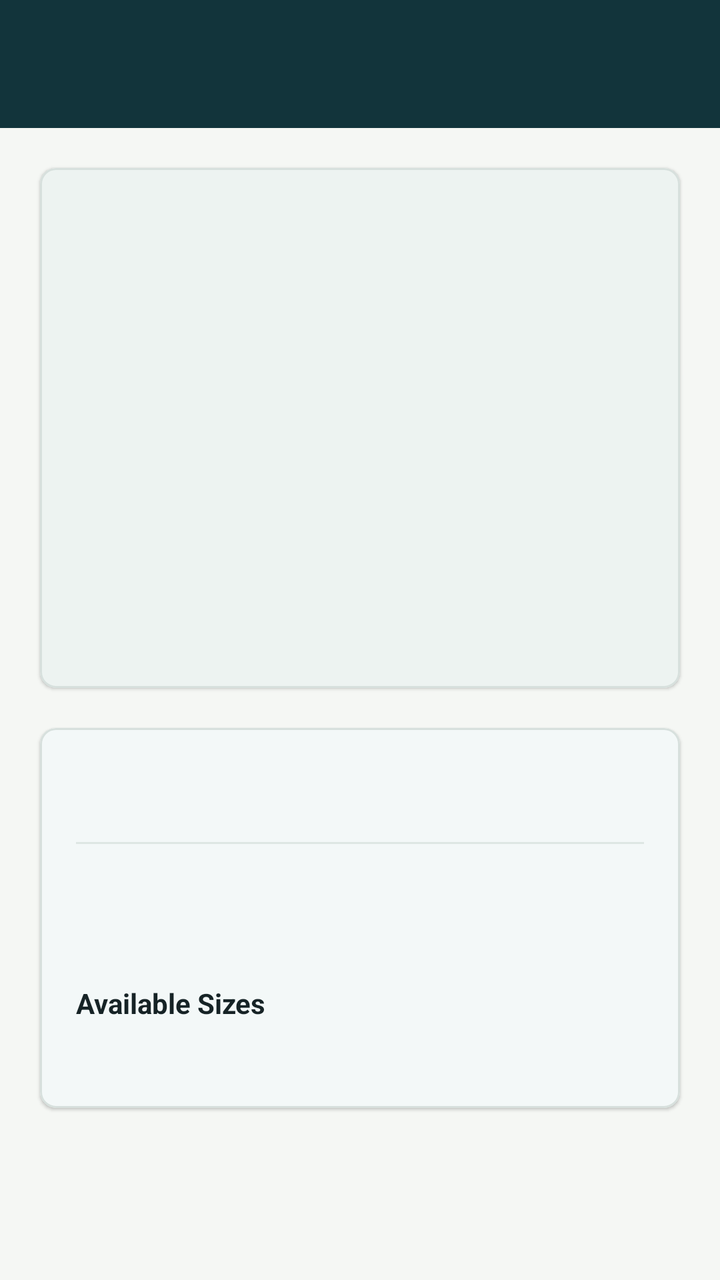
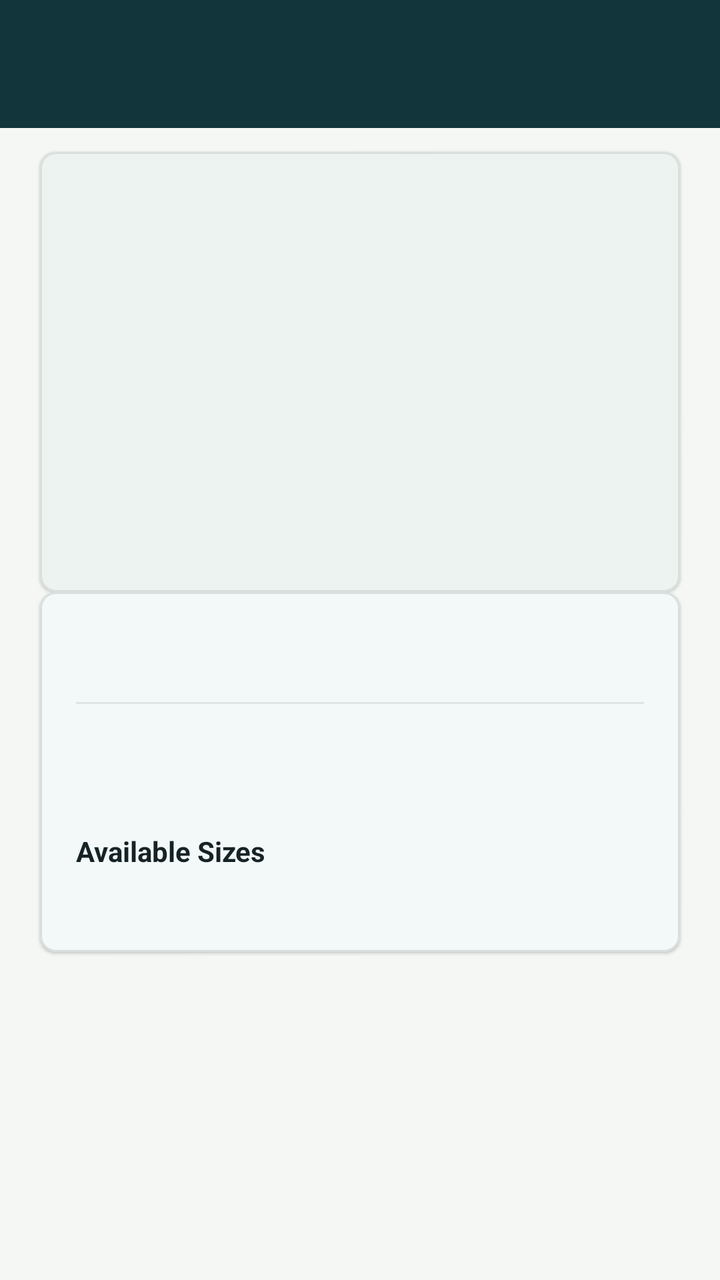

Compare the two renders of this Android layout. The source of the first and the diff that turns it into the second are given below.
<!-- AndroidManifest.xml: application theme Theme.SmartFitApp -->
<!-- res/layout/activity_clothing_item_detail.xml -->
<?xml version="1.0" encoding="utf-8"?>
<LinearLayout
    xmlns:android="http://schemas.android.com/apk/res/android"
    xmlns:app="http://schemas.android.com/apk/res-auto"
    android:layout_width="match_parent"
    android:layout_height="match_parent"
    android:background="@color/background"
    android:orientation="vertical">

    <com.google.android.material.appbar.MaterialToolbar
        android:id="@+id/toolbar"
        android:layout_width="match_parent"
        android:layout_height="?attr/actionBarSize"
        android:title="Item Detail"
        style="@style/SmartFit.Toolbar" />

    <ScrollView
        android:layout_width="match_parent"
        android:layout_height="0dp"
        android:layout_weight="1">

        <LinearLayout
            android:layout_width="match_parent"
            android:layout_height="wrap_content"
            android:orientation="vertical">

            
            <com.google.android.material.card.MaterialCardView
                android:layout_width="match_parent"
                android:layout_height="wrap_content"
                android:layout_margin="@dimen/screen_padding"
                app:cardCornerRadius="@dimen/card_radius"
                app:cardElevation="1dp"
                app:strokeColor="@color/outline_variant"
                app:strokeWidth="1dp"
                app:cardBackgroundColor="@color/image_placeholder">

                <ImageView
                    android:id="@+id/itemImage"
                    android:layout_width="match_parent"
                    android:layout_height="260dp"
                    android:adjustViewBounds="true"
                    android:padding="12dp"
                    android:scaleType="fitCenter"
                    android:contentDescription="Clothing item image" />

            </com.google.android.material.card.MaterialCardView>

            
            <com.google.android.material.card.MaterialCardView
                android:layout_width="match_parent"
                android:layout_height="wrap_content"
                android:layout_marginStart="@dimen/screen_padding"
                android:layout_marginEnd="@dimen/screen_padding"
                android:layout_marginBottom="@dimen/large_gap"
                app:cardCornerRadius="@dimen/card_radius"
                app:cardElevation="1dp"
                app:strokeColor="@color/outline_variant"
                app:strokeWidth="1dp"
                app:cardBackgroundColor="@color/surface">

                <LinearLayout
                    android:layout_width="match_parent"
                    android:layout_height="wrap_content"
                    android:orientation="vertical"
                    android:padding="@dimen/card_padding">

                    <TextView
                        android:id="@+id/nameText"
                        android:layout_width="match_parent"
                        android:layout_height="wrap_content"
                        android:textStyle="bold"
                        android:textSize="20sp"
                        android:textColor="@color/on_surface" />

                    <View
                        android:layout_width="match_parent"
                        android:layout_height="1dp"
                        android:layout_marginTop="12dp"
                        android:layout_marginBottom="12dp"
                        android:background="@color/divider" />

                    <TextView
                        android:id="@+id/categoryText"
                        android:layout_width="match_parent"
                        android:layout_height="wrap_content"
                        android:textSize="14sp"
                        android:textColor="@color/on_surface_variant" />

                    <TextView
                        android:id="@+id/genderText"
                        android:layout_width="match_parent"
                        android:layout_height="wrap_content"
                        android:layout_marginTop="4dp"
                        android:textSize="14sp"
                        android:textColor="@color/on_surface_variant" />

                    <TextView
                        android:id="@+id/sizesLabel"
                        android:layout_width="match_parent"
                        android:layout_height="wrap_content"
                        android:layout_marginTop="16dp"
                        android:text="Available Sizes"
                        android:textStyle="bold"
                        android:textSize="14sp"
                        android:textColor="@color/on_surface" />

                    <TextView
                        android:id="@+id/sizesText"
                        android:layout_width="match_parent"
                        android:layout_height="wrap_content"
                        android:layout_marginTop="6dp"
                        android:textSize="14sp"
                        android:textColor="@color/primary" />

                </LinearLayout>
            </com.google.android.material.card.MaterialCardView>

        </LinearLayout>
    </ScrollView>

</LinearLayout>
<!-- resources referenced by this layout -->
<resources>
  <color name="background">#F5F7F4</color>
  <color name="divider">#DDE6E3</color>
  <color name="image_placeholder">#EDF3F1</color>
  <color name="on_surface">#162326</color>
  <color name="on_surface_variant">#61706F</color>
  <color name="outline_variant">#D7E0DD</color>
  <color name="primary">#1B7F79</color>
  <color name="surface">#FFFFFF</color>
  <dimen name="card_padding">18dp</dimen>
  <dimen name="card_radius">8dp</dimen>
  <dimen name="large_gap">24dp</dimen>
  <dimen name="screen_padding">20dp</dimen>
  <style name="SmartFit.Toolbar" parent="Widget.Material3.Toolbar">
          <item name="android:background">@color/primary_dark</item>
          <item name="titleTextColor">@color/on_primary</item>
          <item name="navigationIconTint">@color/on_primary</item>
      </style>
  <style name="Theme.SmartFitApp" parent="Base.Theme.SmartFitApp" />
  <color name="primary_dark">#12343B</color>
  <color name="on_primary">#FFFFFF</color>
  <style name="Base.Theme.SmartFitApp" parent="Theme.Material3.DayNight.NoActionBar">
          <item name="colorPrimary">@color/primary</item>
          <item name="colorOnPrimary">@color/on_primary</item>
          <item name="colorPrimaryContainer">@color/primary_container</item>
          <item name="colorOnPrimaryContainer">@color/on_primary_container</item>
          <item name="colorSecondary">@color/secondary</item>
          <item name="colorOnSecondary">@color/on_secondary</item>
          <item name="colorSecondaryContainer">@color/secondary_container</item>
          <item name="colorOnSecondaryContainer">@color/on_secondary_container</item>
          <item name="android:colorBackground">@color/background</item>
          <item name="colorSurface">@color/surface</item>
          <item name="colorOnSurface">@color/on_surface</item>
          <item name="colorSurfaceVariant">@color/surface_variant</item>
          <item name="colorOnSurfaceVariant">@color/on_surface_variant</item>
          <item name="colorError">@color/error</item>
          <item name="colorOnError">@color/on_error</item>
          <item name="colorErrorContainer">@color/error_container</item>
          <item name="colorOnErrorContainer">@color/on_error_container</item>
          <item name="colorOutline">@color/outline</item>
          <item name="colorOutlineVariant">@color/outline_variant</item>
      </style>
  <color name="primary_container">#D7F2EE</color>
  <color name="on_primary_container">#052927</color>
  <color name="secondary">#B85C38</color>
  <color name="on_secondary">#FFFFFF</color>
  <color name="secondary_container">#FFE2D5</color>
  <color name="on_secondary_container">#3D1608</color>
  <color name="surface_variant">#E8F0ED</color>
  <color name="error">#B3261E</color>
  <color name="on_error">#FFFFFF</color>
  <color name="error_container">#F9DEDC</color>
  <color name="on_error_container">#410E0B</color>
  <color name="outline">#8EA09D</color>
</resources>

<!-- the commit's change to res/layout/activity_clothing_item_detail.xml (unified diff, before → after) -->
@@ -28,7 +28,9 @@
             <com.google.android.material.card.MaterialCardView
                 android:layout_width="match_parent"
                 android:layout_height="wrap_content"
-                android:layout_margin="@dimen/screen_padding"
+                android:layout_marginStart="@dimen/screen_padding"
+                android:layout_marginTop="12dp"
+                android:layout_marginEnd="@dimen/screen_padding"
                 app:cardCornerRadius="@dimen/card_radius"
                 app:cardElevation="1dp"
                 app:strokeColor="@color/outline_variant"
@@ -38,9 +40,9 @@
                 <ImageView
                     android:id="@+id/itemImage"
                     android:layout_width="match_parent"
-                    android:layout_height="260dp"
+                    android:layout_height="220dp"
                     android:adjustViewBounds="true"
-                    android:padding="12dp"
+                    android:padding="10dp"
                     android:scaleType="fitCenter"
                     android:contentDescription="Clothing item image" />
 
@@ -52,7 +54,7 @@
                 android:layout_height="wrap_content"
                 android:layout_marginStart="@dimen/screen_padding"
                 android:layout_marginEnd="@dimen/screen_padding"
-                android:layout_marginBottom="@dimen/large_gap"
+                android:layout_marginBottom="20dp"
                 app:cardCornerRadius="@dimen/card_radius"
                 app:cardElevation="1dp"
                 app:strokeColor="@color/outline_variant"
@@ -76,8 +78,8 @@
                     <View
                         android:layout_width="match_parent"
                         android:layout_height="1dp"
-                        android:layout_marginTop="12dp"
-                        android:layout_marginBottom="12dp"
+                        android:layout_marginTop="10dp"
+                        android:layout_marginBottom="10dp"
                         android:background="@color/divider" />
 
                     <TextView
@@ -99,7 +101,7 @@
                         android:id="@+id/sizesLabel"
                         android:layout_width="match_parent"
                         android:layout_height="wrap_content"
-                        android:layout_marginTop="16dp"
+                        android:layout_marginTop="12dp"
                         android:text="Available Sizes"
                         android:textStyle="bold"
                         android:textSize="14sp"
@@ -109,7 +111,7 @@
                         android:id="@+id/sizesText"
                         android:layout_width="match_parent"
                         android:layout_height="wrap_content"
-                        android:layout_marginTop="6dp"
+                        android:layout_marginTop="4dp"
                         android:textSize="14sp"
                         android:textColor="@color/primary" />
 
<!-- resource entries referenced after the edit -->
@@ -10,7 +10,6 @@
   <color name="surface">#FFFFFF</color>
   <dimen name="card_padding">18dp</dimen>
   <dimen name="card_radius">8dp</dimen>
-  <dimen name="large_gap">24dp</dimen>
   <dimen name="screen_padding">20dp</dimen>
   <style name="SmartFit.Toolbar" parent="Widget.Material3.Toolbar">
           <item name="android:background">@color/primary_dark</item>
